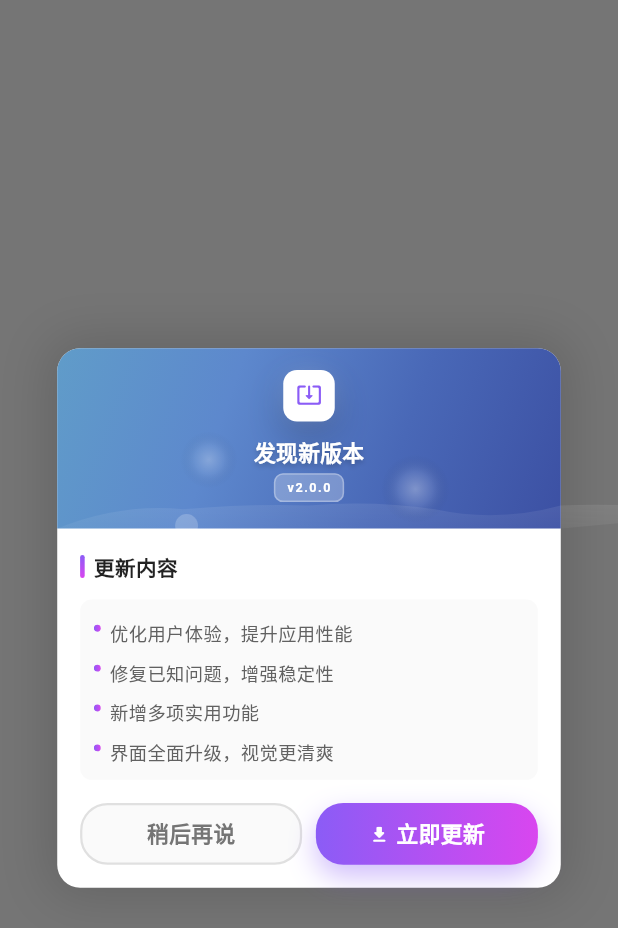
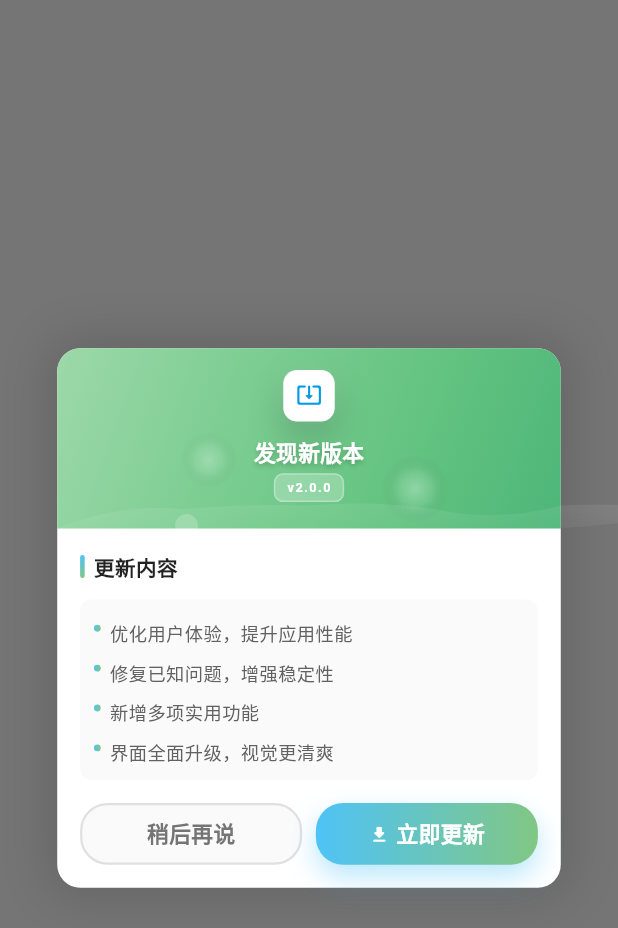
Before and after one commit to zqlq4ever/wan_flutter, a Flutter app: the UpdateDialog screen opened directly, on a phone screen of 412 x 824 dp. Shown: the top 928 px of the screen. Run offline on Flutter 3.47's test engine with Material 3 defaults, Android fonts, the phone set to English and light mode, and no system bars; drawn by our look-alikes of oktoast; our stand-ins replace cached_network_image, card_swiper, device_info_plus, dio, flutter_screenutil, get and 4 more; missing offline and left inert: common_utils, flutter_inappwebview, mobile_scanner; accounts and stored records are empty; network calls fail.

Commit message:
修改：UI 调整。

```diff
--- a/lib/widgets/dialog/update_dialog.dart
+++ b/lib/widgets/dialog/update_dialog.dart
@@ -32,12 +32,12 @@ class _UpdateDialogState extends State<UpdateDialog> with TickerProviderStateMix
   late Animation<double> _iconFloatAnimation;
 
   final List<List<Color>> _colorPairs = [
-    [const Color(0xFF6366F1), const Color(0xFF8B5CF6), const Color(0xFFA855F7), const Color(0xFFD946EF)],
-    [const Color(0xFF3B82F6), const Color(0xFF06B6D4), const Color(0xFF14B8A6), const Color(0xFF22C55E)],
-    [const Color(0xFFEC4899), const Color(0xFFF43F5E), const Color(0xFFEF4444), const Color(0xFFF97316)],
-    [const Color(0xFF8B5CF6), const Color(0xFF7C3AED), const Color(0xFF6D28D9), const Color(0xFF5B21B6)],
-    [const Color(0xFF06B6D4), const Color(0xFF0891B2), const Color(0xFF0E7490), const Color(0xFF155E75)],
-    [const Color(0xFFF472B6), const Color(0xFFE879F9), const Color(0xFFA855F7), const Color(0xFF7C3AED)],
+    [const Color(0xFF4FC3F7), const Color(0xFF29B6F6), const Color(0xFF03A9F4), const Color(0xFF039BE5)],
+    [const Color(0xFF81C784), const Color(0xFF66BB6A), const Color(0xFF4CAF50), const Color(0xFF43A047)],
+    [const Color(0xFFFFD54F), const Color(0xFFFFCA28), const Color(0xFFFFC107), const Color(0xFFFFB300)],
+    [const Color(0xFF4DD0E1), const Color(0xFF26C6DA), const Color(0xFF00BCD4), const Color(0xFF00ACC1)],
+    [const Color(0xFFAED581), const Color(0xFF9CCC65), const Color(0xFF8BC34A), const Color(0xFF7CB342)],
+    [const Color(0xFF80DEEA), const Color(0xFF4DD0E1), const Color(0xFF26C6DA), const Color(0xFF00BCD4)],
   ];
 
   final List<List<Color>> _darkColorPairs = [
@@ -368,7 +368,7 @@ class _UpdateDialogState extends State<UpdateDialog> with TickerProviderStateMix
                   child: Icon(
                     Icons.system_update_alt_rounded,
                     size: 45.r,
-                    color: isDark ? Colours.dark_text : const Color(0xFF8B5CF6),
+                    color: isDark ? Colours.dark_text : const Color(0xFF039BE5),
                   ),
                 ),
               );
@@ -433,7 +433,7 @@ class _UpdateDialogState extends State<UpdateDialog> with TickerProviderStateMix
                     end: Alignment.bottomCenter,
                     colors: isDark
                         ? [Colours.dark_text_gray, Colours.dark_text]
-                        : [const Color(0xFF8B5CF6), const Color(0xFFD946EF)],
+                        : [const Color(0xFF4FC3F7), const Color(0xFF81C784)],
                   ),
                   borderRadius: BorderRadius.circular(4.r),
                 ),
@@ -490,7 +490,7 @@ class _UpdateDialogState extends State<UpdateDialog> with TickerProviderStateMix
               gradient: LinearGradient(
                 colors: isDark
                     ? [Colours.dark_text_gray, Colours.dark_text]
-                    : [const Color(0xFF8B5CF6), const Color(0xFFD946EF)],
+                    : [const Color(0xFF4FC3F7), const Color(0xFF81C784)],
               ),
               shape: BoxShape.circle,
             ),
@@ -562,7 +562,7 @@ class _UpdateDialogState extends State<UpdateDialog> with TickerProviderStateMix
                   end: Alignment.centerRight,
                   colors: isDark
                       ? [Colours.dark_text_gray, Colours.dark_text]
-                      : [const Color(0xFF8B5CF6), const Color(0xFFD946EF)],
+                      : [const Color(0xFF4FC3F7), const Color(0xFF81C784)],
                 )
               : null,
           color: isPrimary ? null : (isDark ? Colours.dark_bg_color : Colors.grey[50]),
@@ -576,7 +576,7 @@ class _UpdateDialogState extends State<UpdateDialog> with TickerProviderStateMix
           boxShadow: isPrimary
               ? [
                   BoxShadow(
-                    color: (isDark ? Colours.dark_text : const Color(0xFF8B5CF6)).withValues(alpha: isDark ? 0.3 : 0.4),
+                    color: (isDark ? Colours.dark_text : const Color(0xFF4FC3F7)).withValues(alpha: isDark ? 0.3 : 0.4),
                     blurRadius: 15,
                     offset: const Offset(0, 8),
                   ),
```
Also changed, not shown: lib/pages/mine/mine_page.dart (+4 -4 lines), lib/pages/scan/scan_page.dart (+6 -6 lines).
